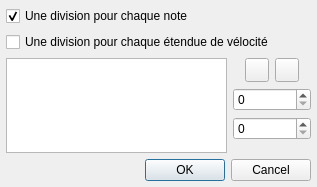
This is trunk/tools/dialog_duplication.ui in davy7125/polyphone as Qt 5 draws it before an edit. The edited form follows.
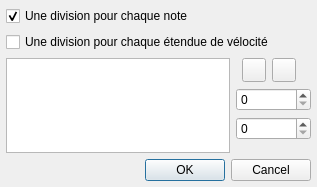
This is the edited form. Icons and pictures are not drawn.

Diff of the .ui file:
```diff
--- a/trunk/tools/dialog_duplication.ui
+++ b/trunk/tools/dialog_duplication.ui
@@ -138,22 +138,6 @@
      </property>
     </spacer>
    </item>
-   <item row="2" column="1">
-    <spacer name="horizontalSpacer_2">
-     <property name="orientation">
-      <enum>Qt::Horizontal</enum>
-     </property>
-     <property name="sizeType">
-      <enum>QSizePolicy::Fixed</enum>
-     </property>
-     <property name="sizeHint" stdset="0">
-      <size>
-       <width>6</width>
-       <height>20</height>
-      </size>
-     </property>
-    </spacer>
-   </item>
    <item row="3" column="1" colspan="4">
     <widget class="QSpinBox" name="spinMinVel">
      <property name="maximum">
```
